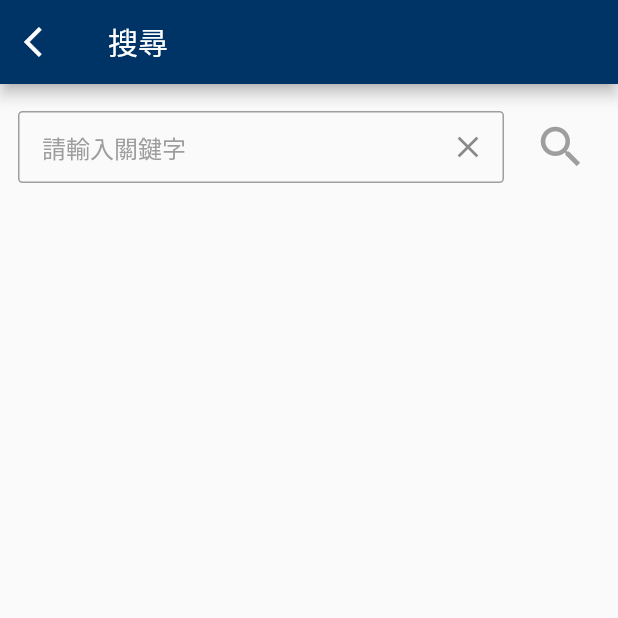
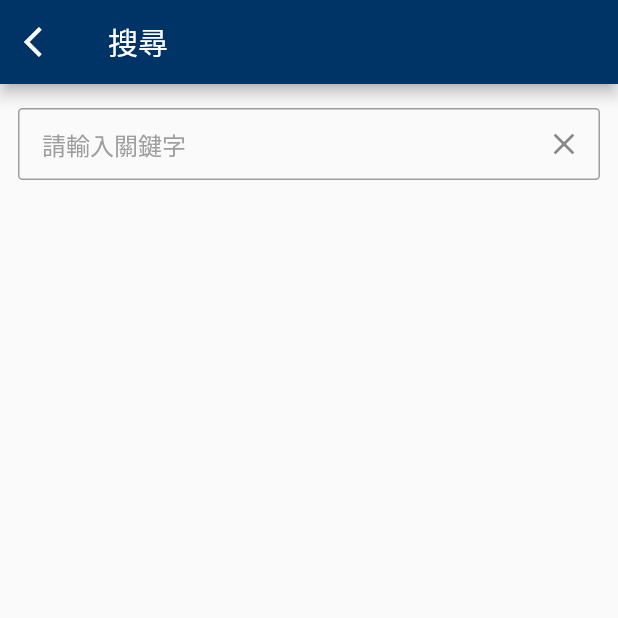
Before and after one commit to mirror-media/mnewsapp, a Flutter app: the SearchPage screen opened by its route, on a phone screen of 412 x 824 dp, the top half of it. Run offline on Flutter 3.47's test engine with Material 2 defaults, Android fonts, the phone set to English and light mode, and no system bars; our stand-ins replace audioplayers, bloc, cached_network_image, carousel_slider, chewie, firebase_core and 11 more; missing offline and left inert: youtube_plyr_iframe; accounts and stored records are empty; network calls fail.

Commit message:
Remove the magnifier button in search page

```diff
--- a/lib/pages/search/searchWidget.dart
+++ b/lib/pages/search/searchWidget.dart
@@ -71,8 +71,7 @@ class _SearchWidgetState extends State<SearchWidget> {
             mainAxisAlignment: MainAxisAlignment.spaceBetween,
             children: [
               // 24 is padding 12*2, 12 is gap, 52 is IconButton size
-              _keywordTextField(width - 24 - 12 - 52),
-              _searchButton(),
+              _keywordTextField(width - 24),
             ],
           ),
         ),
@@ -173,19 +172,6 @@ class _SearchWidgetState extends State<SearchWidget> {
     );
   }
 
-  Widget _searchButton() {
-    return IconButton(
-      iconSize: 36,
-      icon: Icon(
-        Icons.search,
-        color: Colors.grey,
-      ),
-      onPressed: () {
-        _searchNewsStoryByKeyword(_textController.text);
-      },
-    );
-  }
-
   Widget _buildSearchList(
     BuildContext context,
     StoryListItemList storyListItemList,
```
